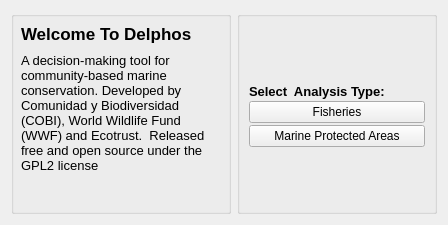
The window that src/gui/select_type.ui (Ecotrust/delphos) describes before a commit, drawn with Qt 5.
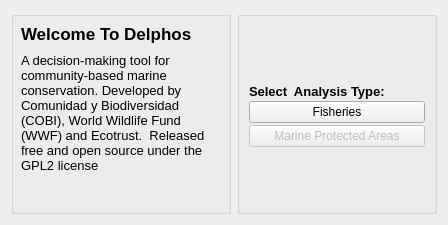
The same window after the commit.

```diff
--- a/src/gui/select_type.ui
+++ b/src/gui/select_type.ui
@@ -193,6 +193,9 @@
               </item>
               <item>
                <widget class="QPushButton" name="mpa_type_button" >
+                <property name="enabled" >
+                 <bool>false</bool>
+                </property>
                 <property name="font" >
                  <font>
                   <family>Arial</family>
```
